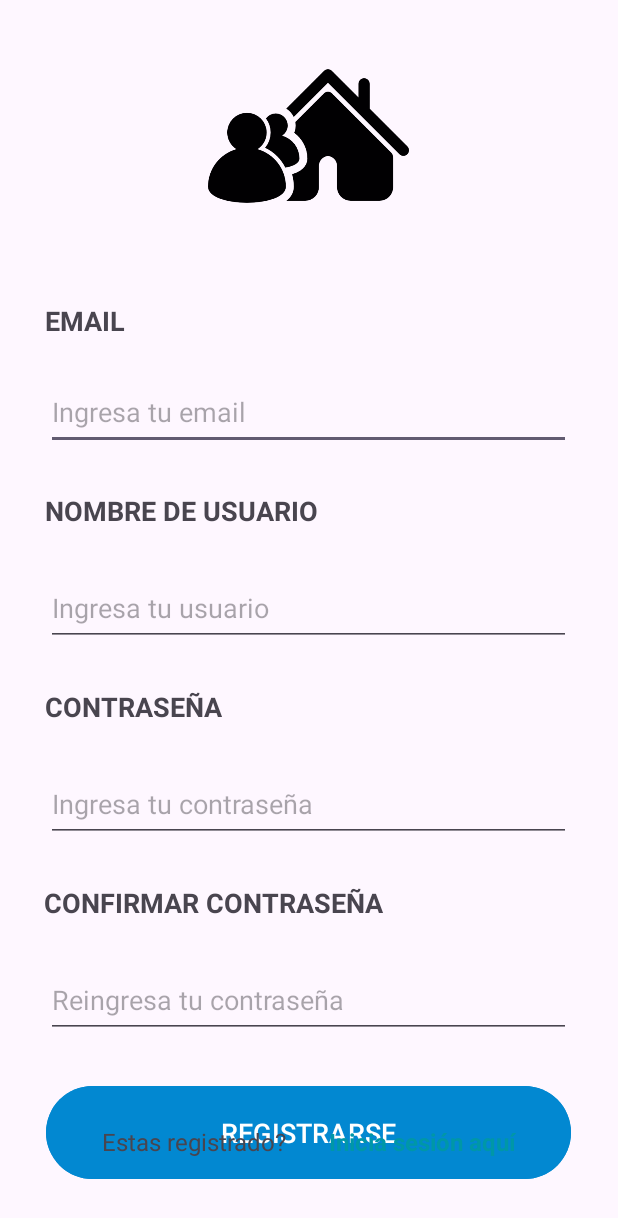
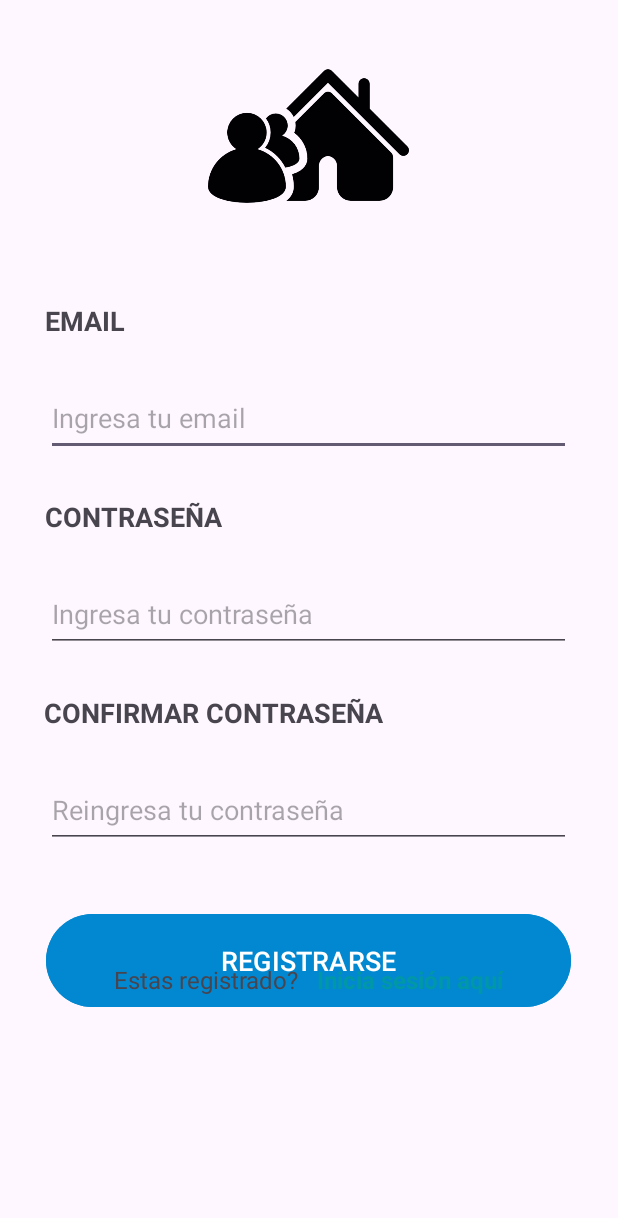
Before and after one commit to FabricioG2022/MiPrimeraApp, an Android app: the RegistroActivity screen opened directly, with no data from a screen before it, after a tap on "REGISTRARSE", on a phone screen of 412 x 824 dp. Shown: the top 1218 px of the screen. Run offline under Robolectric (Android 15) with nearby library versions, the phone set to English and light mode, and no system bars; our stand-ins replace Firebase (no records; nobody signed in at launch, a user with empty details on screens opened directly).

Commit message:
feat: Cambios en login y registro para la nueva funcionalidad con firebase

```diff
--- a/app/src/main/java/com/fabricodedev/appvisitashermanos/RegistroActivity.java
+++ b/app/src/main/java/com/fabricodedev/appvisitashermanos/RegistroActivity.java
@@ -12,18 +12,23 @@ import androidx.appcompat.app.AppCompatActivity;
 import androidx.core.graphics.Insets;
 import androidx.core.view.ViewCompat;
 import androidx.core.view.WindowInsetsCompat;
+// ⭐ Importaciones de Firebase
+import com.google.firebase.auth.FirebaseAuth;
+import com.google.firebase.auth.FirebaseUser;
 
 // Importa el UserManager y User (Asegúrate de que la ruta sea correcta)
-import com.fabricodedev.appvisitashermanos.utils.UserManager;
+//import com.fabricodedev.appvisitashermanos.utils.MiembrosManager;
 
 public class RegistroActivity extends AppCompatActivity {
 
     private EditText etEmail;
-    private EditText etNombreUsuario;
+    //private EditText etNombreUsuario;
     private EditText etContrasena;
     private EditText etContrasena2; // Para confirmar
     private Button btnRegistro;
     private TextView inicioLink;
+    // Instancia de Firebase Auth
+    private FirebaseAuth mAuth;
 
     @Override
     protected void onCreate(Bundle savedInstanceState) {
@@ -36,18 +41,19 @@ public class RegistroActivity extends AppCompatActivity {
             v.setPadding(systemBars.left, systemBars.top, systemBars.right, systemBars.bottom);
             return insets;
         });
-
-        // 1. Obtener referencias de los EditText
-        etEmail = findViewById(R.id.et_nombre_usuario); // NombreUsuario en XML parece ser el Email
-        etNombreUsuario = findViewById(R.id.et_email);   // Email en XML parece ser el Nombre de Usuario
+        // 1. Inicializar Firebase Auth
+        mAuth = FirebaseAuth.getInstance();
+        // 2. Obtener referencias de los EditText
+        etEmail = findViewById(R.id.et_email);
+        //etNombreUsuario = findViewById(R.id.et_email);
         etContrasena = findViewById(R.id.et_contrasenia);
         etContrasena2 = findViewById(R.id.et_contrasenia2);
         btnRegistro = findViewById(R.id.btn_register_button);
 
-        // 2. Lógica del botón de Registro
+        // 3. Lógica del botón de Registro
         btnRegistro.setOnClickListener(v -> handleRegistration());
 
-        // 3. Lógica del enlace de inicio de sesión
+        // 4. Lógica del enlace de inicio de sesión
         inicioLink = findViewById(R.id.tv_inicia_sesion_aqui);
         inicioLink.setOnClickListener(v -> {
             Intent intent = new Intent(RegistroActivity.this, LoginActivity.class);
@@ -57,12 +63,12 @@ public class RegistroActivity extends AppCompatActivity {
 
     private void handleRegistration() {
         String email = etEmail.getText().toString().trim();
-        String username = etNombreUsuario.getText().toString().trim();
+        //String username = etNombreUsuario.getText().toString().trim();
         String password = etContrasena.getText().toString();
         String passwordConfirm = etContrasena2.getText().toString();
 
-        // Validaciones
-        if (email.isEmpty() || username.isEmpty() || password.isEmpty() || passwordConfirm.isEmpty()) {
+        //1. Validaciones
+        if (email.isEmpty() || password.isEmpty() || passwordConfirm.isEmpty()) {
             Toast.makeText(this, "Completa todos los campos.", Toast.LENGTH_SHORT).show();
             return;
         }
@@ -71,9 +77,31 @@ public class RegistroActivity extends AppCompatActivity {
             Toast.makeText(this, "Las contraseñas no coinciden.", Toast.LENGTH_SHORT).show();
             return;
         }
+        // 2. ⭐ REEMPLAZO DE LÓGICA CON FIREBASE AUTH ⭐
+        mAuth.createUserWithEmailAndPassword(email, password)
+                .addOnCompleteListener(this, task -> {
+                    if (task.isSuccessful()) {
+                        // Registro exitoso
+                        FirebaseUser user = mAuth.getCurrentUser();
+                        Toast.makeText(this, "Registro de " + user.getEmail() + " exitoso. ¡Inicia sesión!", Toast.LENGTH_LONG).show();
 
-        // Llamar al Singleton para registrar
-        boolean success = UserManager.getInstance().registerUser(email, username, password);
+                        // Navegar a Login
+                        Intent intent = new Intent(RegistroActivity.this, LoginActivity.class);
+                        startActivity(intent);
+                        finish();
+                    } else {
+                        // El registro falló. Firebase proporciona el motivo.
+                        String error = "Error: ";
+                        if (task.getException() != null) {
+                            error += task.getException().getLocalizedMessage();
+                        } else {
+                            error += "Verifica el formato del email y la seguridad de la contraseña.";
+                        }
+                        Toast.makeText(this, error, Toast.LENGTH_LONG).show();
+                    }
+                });
+        /*// Llamar al Singleton para registrar
+        boolean success = MiembrosManager.getInstance().registerUser(email, username, password);
 
         if (success) {
             Toast.makeText(this, "Registro exitoso. ¡Inicia sesión!", Toast.LENGTH_LONG).show();
@@ -85,6 +113,6 @@ public class RegistroActivity extends AppCompatActivity {
             finish();
         } else {
             Toast.makeText(this, "El nombre de usuario '" + username + "' ya está registrado.", Toast.LENGTH_LONG).show();
-        }
+        }*/
     }
 }
--- a/app/src/main/res/layout/activity_login.xml
+++ b/app/src/main/res/layout/activity_login.xml
@@ -36,8 +36,8 @@
         android:layout_width="350dp"
         android:layout_height="50dp"
         android:layout_marginBottom="28dp"
-        android:hint="Ingresa tu usuario"
-        android:inputType="textPersonName"
+        android:hint="Ingresa tu email"
+        android:inputType="textEmailAddress"
         app:layout_constraintBottom_toTopOf="@+id/tv_contrasenia"
         app:layout_constraintEnd_toEndOf="parent"
         app:layout_constraintHorizontal_bias="0.491"
--- a/app/src/main/res/layout/activity_registro.xml
+++ b/app/src/main/res/layout/activity_registro.xml
@@ -32,41 +32,16 @@
         app:layout_constraintTop_toBottomOf="@+id/imageView" />
 
     <EditText
-        android:id="@+id/et_nombre_usuario"
+        android:id="@+id/et_email"
         android:layout_width="350dp"
         android:layout_height="50dp"
-        android:layout_marginTop="24dp"
+        android:layout_marginTop="28dp"
         android:hint="Ingresa tu email"
         android:inputType="textPersonName"
         app:layout_constraintEnd_toEndOf="parent"
         app:layout_constraintHorizontal_bias="0.491"
         app:layout_constraintStart_toStartOf="parent"
         app:layout_constraintTop_toBottomOf="@+id/tv_email_registro" />
-
-    <TextView
-        android:id="@+id/tv_nombre_registro"
-        android:layout_width="wrap_content"
-        android:layout_height="wrap_content"
-        android:layout_marginTop="28dp"
-        android:text="NOMBRE DE USUARIO"
-        android:textSize="18sp"
-        android:textStyle="bold"
-        app:layout_constraintEnd_toEndOf="parent"
-        app:layout_constraintHorizontal_bias="0.129"
-        app:layout_constraintStart_toStartOf="parent"
-        app:layout_constraintTop_toBottomOf="@+id/et_nombre_usuario" />
-
-    <EditText
-        android:id="@+id/et_email"
-        android:layout_width="350dp"
-        android:layout_height="50dp"
-        android:layout_marginTop="28dp"
-        android:hint="Ingresa tu usuario"
-        android:inputType="textPersonName"
-        app:layout_constraintEnd_toEndOf="parent"
-        app:layout_constraintHorizontal_bias="0.491"
-        app:layout_constraintStart_toStartOf="parent"
-        app:layout_constraintTop_toBottomOf="@+id/tv_nombre_registro" />
 
     <TextView
         android:id="@+id/tv_contrasenia_registro"
@@ -87,7 +62,7 @@
         android:layout_height="50dp"
         android:layout_marginTop="28dp"
         android:hint="Ingresa tu contraseña"
-        android:inputType="textPersonName"
+        android:inputType="textPassword"
         app:layout_constraintEnd_toEndOf="parent"
         app:layout_constraintHorizontal_bias="0.491"
         app:layout_constraintStart_toStartOf="parent"
@@ -112,7 +87,7 @@
         android:layout_height="50dp"
         android:layout_marginTop="28dp"
         android:hint="Reingresa tu contraseña"
-        android:inputType="textPersonName"
+        android:inputType="textPassword"
         app:layout_constraintEnd_toEndOf="parent"
         app:layout_constraintHorizontal_bias="0.491"
         app:layout_constraintStart_toStartOf="parent"
@@ -122,11 +97,11 @@
         android:id="@+id/btn_register_button"
         android:layout_width="350dp"
         android:layout_height="70dp"
-        android:layout_marginTop="28dp"
+        android:layout_marginTop="40dp"
+        android:backgroundTint="#0288D1"
         android:text="REGISTRARSE"
         android:textColor="@color/white"
         android:textSize="18sp"
-        android:backgroundTint="#0288D1"
         app:layout_constraintEnd_toEndOf="parent"
         app:layout_constraintHorizontal_bias="0.491"
         app:layout_constraintStart_toStartOf="parent"
@@ -137,20 +112,20 @@
         android:layout_width="wrap_content"
         android:layout_height="wrap_content"
         android:layout_marginStart="60dp"
-        android:layout_marginBottom="52dp"
+        android:layout_marginBottom="160dp"
         android:text="Estas registrado?"
         android:textSize="16sp"
         app:layout_constraintBottom_toBottomOf="parent"
         app:layout_constraintEnd_toStartOf="@+id/tv_inicia_sesion_aqui"
-        app:layout_constraintHorizontal_bias="0.218"
+        app:layout_constraintHorizontal_bias="0.583"
         app:layout_constraintStart_toStartOf="parent" />
 
     <TextView
         android:id="@+id/tv_inicia_sesion_aqui"
         android:layout_width="wrap_content"
         android:layout_height="wrap_content"
-        android:layout_marginEnd="68dp"
-        android:layout_marginBottom="52dp"
+        android:layout_marginEnd="76dp"
+        android:layout_marginBottom="160dp"
         android:clickable="true"
         android:focusable="true"
         android:text="Inicia sesión aquí"
```
Also changed, not shown: app/src/main/java/com/fabricodedev/appvisitashermanos/LoginActivity.java (+40 -8 lines), app/src/main/java/com/fabricodedev/appvisitashermanos/utils/MiembrosManager.java (renamed from app/src/main/java/com/fabricodedev/appvisitashermanos/utils/UserManager.java, +11 -12 lines).
